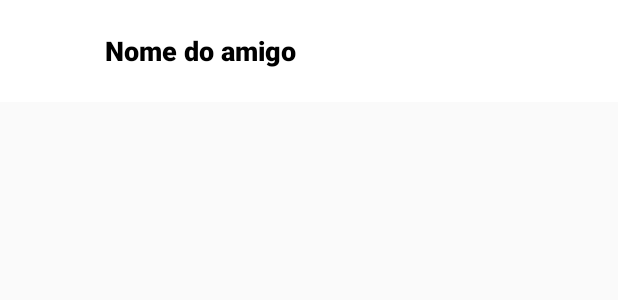
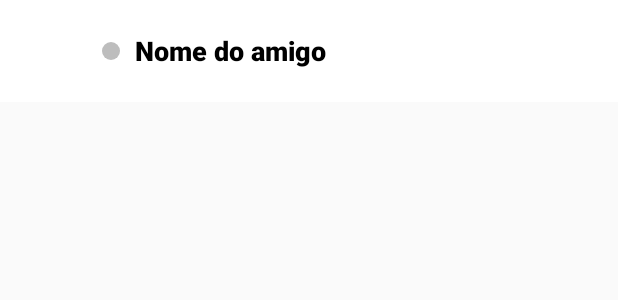
Before and after one commit to ratoooooo/BrainBrawl, an Android app: the layout item_amigo.xml on its own in the app's theme, with its tools: preview values and no code run, on a phone screen of 412 x 824 dp. Shown: the top 300 px of the screen. Run offline under Robolectric (Android 15) with nearby library versions, the phone set to English and light mode, and no system bars.

Commit message:
Alterações feita: Agora o jogador pode ver o estados de outros jogadores ente off e on

```diff
--- a/app/src/main/java/com/example/brainbrawl/LoginActivity.kt
+++ b/app/src/main/java/com/example/brainbrawl/LoginActivity.kt
@@ -50,6 +50,8 @@ class LoginActivity : AppCompatActivity() {
                         val inputHash = hashPassword(password)
                         // Verificar se a palavra passe é válida
                         if (savedHash == inputHash) {
+                            // Alterar o estado do jogador para on
+                            database.child("jogadores").child(nomeUtilizador).child("estado").setValue("on")
                             Toast.makeText(this@LoginActivity, "Login realizado com sucesso!", Toast.LENGTH_SHORT).show()
                             // Criar um intent para a MainActivity
                             val intent = Intent(this@LoginActivity, MainActivity::class.java)
--- a/app/src/main/java/com/example/brainbrawl/MainActivity.kt
+++ b/app/src/main/java/com/example/brainbrawl/MainActivity.kt
@@ -112,6 +112,8 @@ class MainActivity : AppCompatActivity() {
 
         // Botão para voltar ao ecrã de login
         binding.btnVoltar.setOnClickListener {
+            // Mudar estado do jogador para 'off' no Firebase
+            database.child("jogadores").child(nomeUtilizador.toString()).child("estado").setValue("off")
             startActivity(Intent(this, LoginActivity::class.java))
             finish()
         }
--- /dev/null
+++ b/app/src/main/res/drawable/bg_estado_circle.xml
@@ -0,0 +1,4 @@
+<shape xmlns:android="http://schemas.android.com/apk/res/android"
+    android:shape="oval">
+    <solid android:color="#BDBDBD"/> <!-- Cinza por defeito -->
+</shape>
--- a/app/src/main/res/layout/item_amigo.xml
+++ b/app/src/main/res/layout/item_amigo.xml
@@ -1,18 +1,29 @@
 <LinearLayout xmlns:android="http://schemas.android.com/apk/res/android"
-    android:orientation="horizontal"
     android:layout_width="match_parent"
     android:layout_height="wrap_content"
+    android:orientation="horizontal"
     android:padding="10dp"
     android:gravity="center_vertical"
     android:background="#FFFFFF">
 
+    <!-- Avatar -->
     <ImageView
         android:id="@+id/imgAvatarAmigo"
         android:layout_width="48dp"
         android:layout_height="48dp"
-        android:layout_marginEnd="12dp"
-        android:scaleType="centerCrop" />
+        android:layout_marginEnd="10dp"
+        android:scaleType="centerCrop"
+        android:contentDescription="Avatar do amigo"/>
 
+    <!-- Estado -->
+    <View
+        android:id="@+id/viewEstadoAmigo"
+        android:layout_width="12dp"
+        android:layout_height="12dp"
+        android:layout_marginEnd="10dp"
+        android:background="@drawable/bg_estado_circle"/>
+
+    <!-- Nome -->
     <TextView
         android:id="@+id/txtNomeAmigo"
         android:layout_width="0dp"
@@ -20,7 +31,7 @@
         android:layout_weight="1"
         android:text="Nome do amigo"
         android:textSize="18sp"
-        android:textColor="#000000"
+        android:textColor="#000"
         android:fontFamily="sans-serif-black"
         android:textStyle="bold"/>
 </LinearLayout>
```
Also changed, not shown: app/src/main/java/com/example/brainbrawl/AmigoAdapter.kt (+9 -1 lines), app/src/main/java/com/example/brainbrawl/AmigosActivity.kt (+26 -19 lines).
